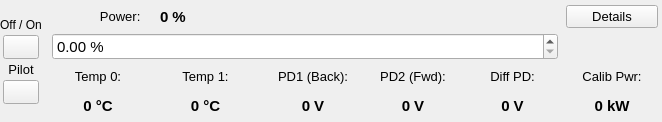
Old version of the form amplifier_panel.ui in the repository bulkanul/EVO_YFL_1064_GUI_coherent2.
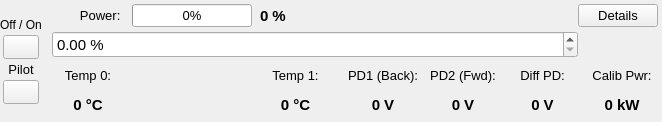
New version of the form. Icons and pictures are not drawn.

Commit message: add progress bar to amplifier panels

The edit to the form file:
```diff
--- a/amplifier_panel.ui
+++ b/amplifier_panel.ui
@@ -330,6 +330,37 @@
          </property>
         </widget>
        </item>
+      <item row="0" column="1">
+       <widget class="QProgressBar" name="progressBar_power">
+        <property name="minimumSize">
+         <size>
+          <width>120</width>
+          <height>22</height>
+         </size>
+        </property>
+        <property name="font">
+         <font>
+          <family>Arial</family>
+          <pointsize>10</pointsize>
+         </font>
+        </property>
+        <property name="minimum">
+         <number>0</number>
+        </property>
+        <property name="maximum">
+         <number>100</number>
+        </property>
+        <property name="value">
+         <number>0</number>
+        </property>
+        <property name="format">
+         <string>%p%</string>
+        </property>
+        <property name="textVisible">
+         <bool>true</bool>
+        </property>
+       </widget>
+      </item>
        <item row="2" column="6">
         <widget class="QLabel" name="label_diff_pd">
          <property name="sizePolicy">
```
The commit also changes 2 other files.
